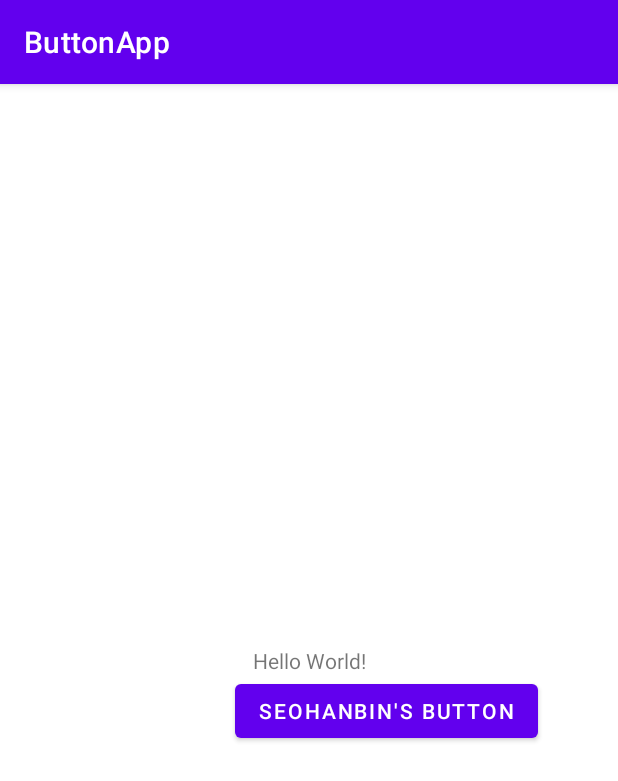
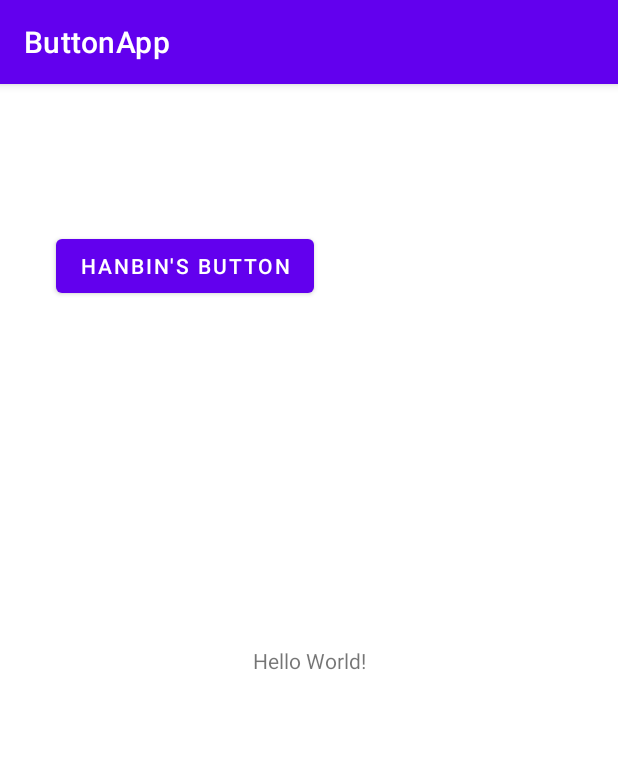
Before and after one commit to hanbinseo/ButtonApp, an Android app: the screen it shows after launch (MainActivity), on a phone screen of 412 x 824 dp. Shown: the top 781 px of the screen. Run offline under Robolectric (Android 15) with nearby library versions, the phone set to English and light mode, and no system bars.

Commit message:
setTextView

```diff
--- a/app/src/main/java/android/studio/practice/buttonapp/MainActivity.java
+++ b/app/src/main/java/android/studio/practice/buttonapp/MainActivity.java
@@ -3,12 +3,24 @@ package android.studio.practice.buttonapp;
 import androidx.appcompat.app.AppCompatActivity;
 
 import android.os.Bundle;
+import android.view.View;
+import android.widget.Button;
+import android.widget.TextView;
+
+import org.w3c.dom.Text;
 
 public class MainActivity extends AppCompatActivity {
-
+    Button mButton1;
+    TextView mTextView1;
     @Override
     protected void onCreate(Bundle savedInstanceState) {
         super.onCreate(savedInstanceState);
         setContentView(R.layout.activity_main);
+
+    mButton1 = (Button)findViewById(R.id.button1);
+    mTextView1 = (TextView)findViewById(R.id.textView1);
+
+    mButton1.setOnClickListener(new MyOnClickListener(this));
     }
+
 }
--- /dev/null
+++ b/app/src/main/java/android/studio/practice/buttonapp/MyOnClickListener.java
@@ -0,0 +1,15 @@
+package android.studio.practice.buttonapp;
+
+import android.view.View;
+
+public class MyOnClickListener implements View.OnClickListener {
+    MainActivity mainActivity;
+    public MyOnClickListener(MainActivity mainActivity) {
+        this.mainActivity = mainActivity;
+    }
+
+    @Override
+    public void onClick(View v){
+        mainActivity.mTextView1.setText("You Clicked ???의 button");
+    }
+}
--- a/app/src/main/res/layout/activity_main.xml
+++ b/app/src/main/res/layout/activity_main.xml
@@ -7,7 +7,7 @@
     tools:context=".MainActivity">
 
     <TextView
-        android:id="@+id/textView"
+        android:id="@+id/textView1"
         android:layout_width="wrap_content"
         android:layout_height="wrap_content"
         android:text="Hello World!"
@@ -17,13 +17,13 @@
         app:layout_constraintTop_toTopOf="parent" />
 
     <Button
-        android:id="@+id/button"
+        android:id="@+id/button1"
         android:layout_width="wrap_content"
         android:layout_height="wrap_content"
-        android:layout_marginEnd="53dp"
-        android:layout_marginRight="53dp"
-        android:text="SeoHanBin's Button"
-        app:layout_constraintEnd_toEndOf="parent"
-        app:layout_constraintTop_toBottomOf="@+id/textView" />
+        android:layout_marginStart="37dp"
+        android:layout_marginTop="97dp"
+        android:text="@string/button_name"
+        app:layout_constraintStart_toStartOf="parent"
+        app:layout_constraintTop_toTopOf="parent"/>
 
 </androidx.constraintlayout.widget.ConstraintLayout>
--- a/app/src/main/res/values/strings.xml
+++ b/app/src/main/res/values/strings.xml
@@ -1,3 +1,4 @@
 <resources>
     <string name="app_name">ButtonApp</string>
+    <string name="button_name">Hanbin\'s Button</string>
 </resources>
```
